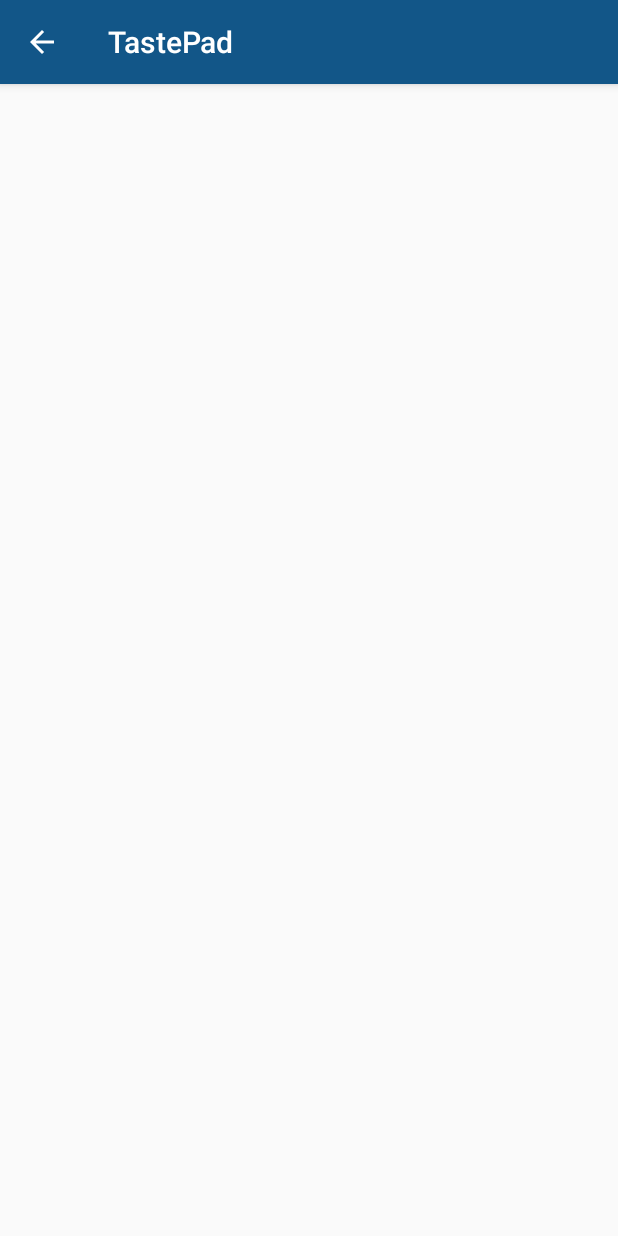
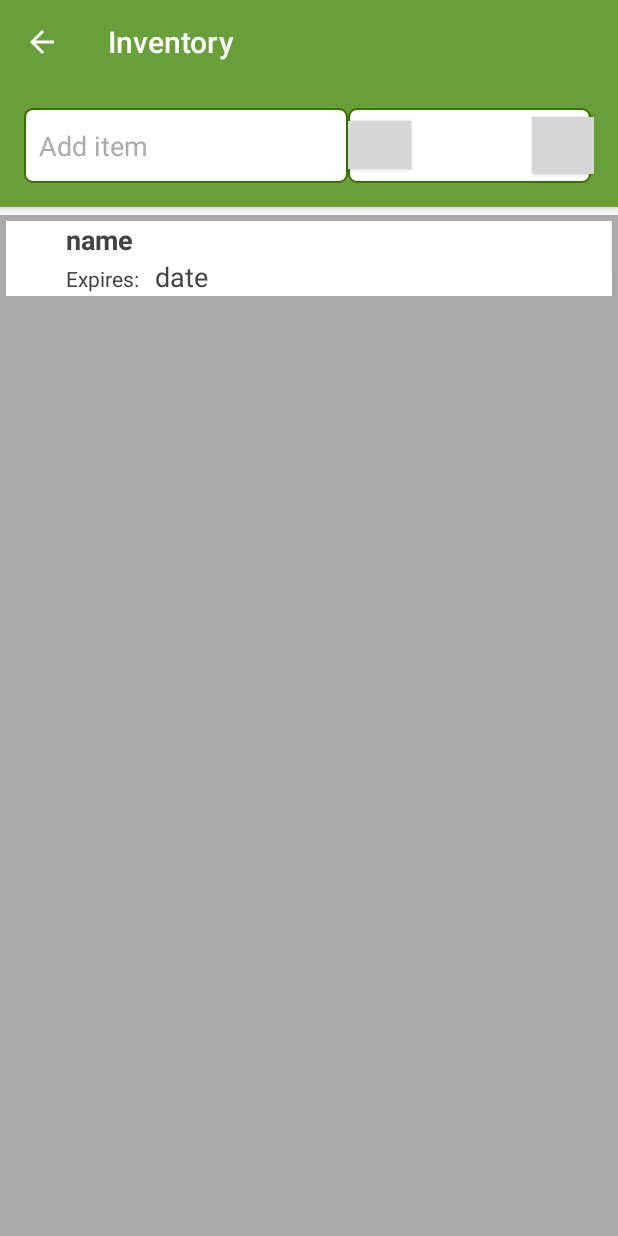
Before and after one commit to wilrus17/easyChef, an Android app: the MyFridge screen opened directly, with no data from a screen before it, on a phone screen of 412 x 824 dp. Run offline under Robolectric (Android 15) with nearby library versions, the phone set to English and light mode, and no system bars; grey boxes are pictures that could not be loaded.

Commit message:
add items to fridge

```diff
--- a/app/src/main/java/tastepad/app/MainActivity.java
+++ b/app/src/main/java/tastepad/app/MainActivity.java
@@ -17,12 +17,12 @@ public class MainActivity extends AppCompatActivity implements View.OnClickListe
         fridgeCard = (CardView) findViewById(R.id.fridge_card);
         recipesCard = (CardView) findViewById(R.id.recipes_card);
         shoppingCard = (CardView) findViewById(R.id.shopping_card);
-        exploreCard = (CardView) findViewById(R.id.explore_card);
+
         //Add Click Listener to cards
         fridgeCard.setOnClickListener(this);
         recipesCard.setOnClickListener(this);
         shoppingCard.setOnClickListener(this);
-        exploreCard.setOnClickListener(this);
+
         }
 
     @Override
@@ -32,7 +32,7 @@ public class MainActivity extends AppCompatActivity implements View.OnClickListe
             case R.id.fridge_card : i = new Intent(this,MyFridge.class);startActivity(i); break;
             case R.id.recipes_card : i = new Intent(this,MyRecipes.class);startActivity(i); break;
             case R.id.shopping_card : i = new Intent(this,ShoppingList.class);startActivity(i); break;
-            case R.id.explore_card : i = new Intent(this,RecipeActivity.class);startActivity(i); break;
+
             default:break ;
 
 
--- a/app/src/main/java/tastepad/app/MyFridge.java
+++ b/app/src/main/java/tastepad/app/MyFridge.java
@@ -1,36 +1,116 @@
 package tastepad.app;
 
+import android.app.DatePickerDialog;
+import android.support.v4.app.DialogFragment;
 import android.support.v7.app.AppCompatActivity;
 import android.os.Bundle;
 import android.support.v7.widget.GridLayoutManager;
+import android.support.v7.widget.LinearLayoutManager;
 import android.support.v7.widget.RecyclerView;
 import android.support.v7.widget.Toolbar;
 import android.view.Menu;
 import android.view.MenuItem;
+import android.view.View;
+import android.widget.Button;
+import android.widget.DatePicker;
+import android.widget.EditText;
+import android.widget.LinearLayout;
+import android.widget.TextView;
 
+import org.w3c.dom.Text;
+
+import java.text.DateFormat;
 import java.util.ArrayList;
+import java.util.Calendar;
 import java.util.List;
 
-public class MyFridge extends AppCompatActivity {
+public class MyFridge extends AppCompatActivity implements DatePickerDialog.OnDateSetListener{
 
+    private ArrayList<fridgeItem> mFridgeList;
+    private RecyclerView mRecyclerView;
+    private RecyclerView.Adapter mAdapter;
+    private RecyclerView.LayoutManager mLayoutManager;
 
-    @Override
     protected void onCreate(Bundle savedInstanceState) {
         super.onCreate(savedInstanceState);
         setContentView(R.layout.activity_my_fridge);
 
+        createFridgeList();
+        buildRecyclerView();
+
+        final EditText itemName = (EditText) findViewById(R.id.newItem);
+        final TextView itemDate = (TextView) findViewById(R.id.dateText);
+
         // toolbar
-        Toolbar toolbar = (Toolbar) findViewById(R.id.toolbar);
+        Toolbar toolbar = (Toolbar) findViewById(R.id.toolbar3);
         setSupportActionBar(toolbar);
-        // toolbar back arrow
+
         if (getSupportActionBar() != null) {
+            getSupportActionBar().setTitle("Inventory");
             getSupportActionBar().setDisplayHomeAsUpEnabled(true);
             getSupportActionBar().setDisplayShowHomeEnabled(true);
         }
 
+        // set use by date with calendar
+        Button dateButton = (Button) findViewById(R.id.dateButton);
+        dateButton.setOnClickListener(new View.OnClickListener() {
+            @Override
+            public void onClick(View v) {
+                DialogFragment datepicker = new DatePickerFragment();
+                datepicker.show(getSupportFragmentManager(), "date picker");
+            }
+        });
+
+        // add item
+        Button addItemButton = (Button) findViewById(R.id.newItemFridge);
+        addItemButton.setOnClickListener(new View.OnClickListener(){
+
+            @Override
+            public void onClick(View v) {
+                String item = itemName.getText().toString();
+                String date = itemDate.getText().toString();
+                insertItem(item, date);
+            }
+        });
     }
 
+    public void createFridgeList() {
+        mFridgeList = new ArrayList<>();
+        mFridgeList.add(new fridgeItem("name","date"));
+    }
 
+    public void buildRecyclerView(){
+        mRecyclerView = findViewById(R.id.inventory_View);
+        mRecyclerView.setHasFixedSize(true);
+        mLayoutManager = new LinearLayoutManager(this);
+        mAdapter = new RecyclerFridgeAdapter(mFridgeList);
+
+        mRecyclerView.setLayoutManager(mLayoutManager);
+        mRecyclerView.setAdapter(mAdapter);
+    }
+
+    // add item to inventory list
+    public void insertItem(String name, String date) {
+        mFridgeList.add(new fridgeItem(name, date));
+        mAdapter.notifyDataSetChanged();
+    }
+    // remove item from inventory list
+    public void removeItem(int position){
+        mFridgeList.remove(position);
+        mAdapter.notifyItemRemoved(position);
+    }
+
+    @Override
+    public void onDateSet(DatePicker view, int year, int month, int dayOfMonth) {
+        Calendar c = Calendar.getInstance();
+        c.set(Calendar.YEAR, year);
+        c.set(Calendar.MONTH, month);
+        c.set(Calendar.DAY_OF_MONTH, dayOfMonth);
+        String currentDateString = DateFormat.getDateInstance().format(c.getTime());
+
+        TextView textView = (TextView) findViewById(R.id.dateText);
+        textView.setText(currentDateString);
+    }
 
     @Override
     public boolean onSupportNavigateUp() {
--- a/app/src/main/java/tastepad/app/MyRecipes.java
+++ b/app/src/main/java/tastepad/app/MyRecipes.java
@@ -80,9 +80,6 @@ public class MyRecipes extends AppCompatActivity {
                 filter(s.toString());
             }
         });
-
-
-
 
     }
 
--- /dev/null
+++ b/app/src/main/java/tastepad/app/RecyclerFridgeAdapter.java
@@ -0,0 +1,65 @@
+package tastepad.app;
+
+import android.content.Context;
+import android.support.annotation.NonNull;
+import android.support.v7.widget.RecyclerView;
+import android.view.LayoutInflater;
+import android.view.View;
+import android.view.ViewGroup;
+import android.widget.TextView;
+
+import org.w3c.dom.Text;
+
+import java.util.ArrayList;
+import java.util.List;
+
+public class RecyclerFridgeAdapter extends RecyclerView.Adapter<RecyclerFridgeAdapter.MyViewHolder> {
+    private ArrayList<fridgeItem> mFridgeList;
+
+    public static class MyViewHolder extends RecyclerView.ViewHolder {
+
+        private TextView tv_name;
+        private TextView tv_date;
+
+        public MyViewHolder(View itemView) {
+            super(itemView);
+            tv_name = (TextView) itemView.findViewById(R.id.inventoryItemName);
+            tv_date = (TextView) itemView.findViewById(R.id.inventoryItemDate);
+        }
+    }
+
+
+
+
+    public RecyclerFridgeAdapter(ArrayList<fridgeItem> fridgeList) {
+        mFridgeList = fridgeList;
+
+        }
+
+    @NonNull
+    @Override
+    public MyViewHolder onCreateViewHolder(@NonNull ViewGroup parent, int viewType) {
+
+        View v;
+        v = LayoutInflater.from(parent.getContext()).inflate(R.layout.item_inventory,parent,false);
+        MyViewHolder vHolder = new MyViewHolder(v);
+        return vHolder;
+    }
+
+    @Override
+    public void onBindViewHolder(@NonNull MyViewHolder holder, int position) {
+
+        holder.tv_name.setText(mFridgeList.get(position).getName());
+        holder.tv_date.setText(mFridgeList.get(position).getDate());
+
+    }
+
+    @Override
+    public int getItemCount() {
+        return mFridgeList.size();
+    }
+
+
+
+
+}
--- /dev/null
+++ b/app/src/main/java/tastepad/app/fridgeItem.java
@@ -0,0 +1,34 @@
+package tastepad.app;
+
+public class fridgeItem {
+
+    private String Name;
+    private String Date;
+
+    public fridgeItem() {
+    }
+
+    public fridgeItem(String name, String date) {
+        Name = name;
+        Date = date;
+    }
+
+
+    // getters
+    public String getName() {
+        return Name;
+    }
+
+    public String getDate() {
+        return Date;
+    }
+
+    // setters
+    public void setName(String name) {
+        Name = name;
+    }
+
+    public void setDate(String date) {
+        Date = date;
+    }
+}
--- a/app/src/main/res/drawable/edittextbackground.xml
+++ b/app/src/main/res/drawable/edittextbackground.xml
@@ -1,7 +1,7 @@
 <?xml version="1.0" encoding="utf-8"?>
 <shape xmlns:android="http://schemas.android.com/apk/res/android" android:shape="rectangle">
 
-    <stroke android:color="@color/borderColor" android:width="2dp"></stroke>
-    <corners android:radius="5dp"></corners>
+<stroke android:color="@color/borderColor" android:width="2dp"></stroke>
+<corners android:radius="5dp"></corners>
 
 </shape>
--- a/app/src/main/res/layout/activity_my_fridge.xml
+++ b/app/src/main/res/layout/activity_my_fridge.xml
@@ -1,18 +1,96 @@
 <?xml version="1.0" encoding="utf-8"?>
-<android.support.constraint.ConstraintLayout
-    xmlns:android="http://schemas.android.com/apk/res/android"
-    xmlns:app="http://schemas.android.com/apk/res-auto"
-    xmlns:tools="http://schemas.android.com/tools"
+<LinearLayout xmlns:android="http://schemas.android.com/apk/res/android"
     android:layout_width="match_parent"
     android:layout_height="match_parent"
-    tools:context="tastepad.app.MyFridge">
+    xmlns:app="http://schemas.android.com/apk/res-auto"
+    android:orientation="vertical">
 
-    <include
-        android:id="@+id/toolbar"
-        layout="@layout/toolbar" />
+    <android.support.design.widget.AppBarLayout
+        android:layout_width="match_parent"
+        android:layout_height="wrap_content"
+        android:theme="@style/ThemeOverlay.AppCompat.Dark">
+
+        <android.support.v7.widget.Toolbar
+            android:id="@+id/toolbar3"
+            android:layout_width="match_parent"
+            android:layout_height="?attr/actionBarSize"
+            android:background="@color/colorPrimary"
+            app:layout_scrollFlags="scroll|enterAlways"
+            app:popupTheme="@style/ThemeOverlay.AppCompat.Light"
+            app:theme="@style/ThemeOverlay.AppCompat.Dark.ActionBar" />
+
+        <RelativeLayout
+            android:id="@+id/search_layout"
+            android:layout_width="match_parent"
+            android:layout_height="wrap_content"
+            android:layout_below="@+id/toolbar"
+            android:background="@color/colorPrimary"
+            android:padding="@dimen/activity_horizontal_margin">
+
+            <EditText
+                android:id="@+id/newItem"
+                android:layout_width="216dp"
+                android:layout_height="50dp"
+                android:layout_alignParentStart="true"
+                android:layout_centerVertical="true"
+                android:background="@drawable/shopping_edittext"
+                android:drawablePadding="22dp"
+                android:gravity="left|center"
+                android:hint="Add item"
+                android:imeOptions="actionDone"
+                android:padding="10dp"
+                android:singleLine="true"
+                android:textColorHint="@android:color/darker_gray"
+                android:textColor="@color/textColor"/>
+
+            <Button
+                android:id="@+id/dateButton"
+                android:layout_width="42dp"
+                android:layout_height="32dp"
+                android:layout_centerVertical="true"
+                android:layout_toEndOf="@+id/newItem"
+                android:background="@drawable/daterange" />
+
+
+            <Button
+                android:id="@+id/newItemFridge"
+                android:layout_width="41dp"
+                android:layout_height="38dp"
+                android:layout_alignParentEnd="true"
+                android:layout_centerVertical="true"
+                android:background="@drawable/plus_icon" />
+
+            <TextView
+                android:layout_width="162dp"
+                android:layout_height="50dp"
+                android:layout_centerVertical="true"
+                android:layout_toEndOf="@+id/newItem"
+                android:background="@drawable/shopping_edittext"  />
+
+            <TextView
+                android:hint="set date"
+                android:id="@+id/dateText"
+                android:layout_width="77dp"
+                android:layout_height="36dp"
+                android:layout_centerVertical="true"
+                android:layout_toStartOf="@+id/newItemFridge"
+                android:textColor="@color/textColor"
+                android:textSize="16sp" />
+
+
+
+        </RelativeLayout>
+
+    </android.support.design.widget.AppBarLayout>
 
     <android.support.v7.widget.RecyclerView
+        android:id="@+id/inventory_View"
         android:layout_width="match_parent"
-        android:layout_height="match_parent"></android.support.v7.widget.RecyclerView>
+        android:layout_height="match_parent"
+        android:layout_marginTop="5dp"
+        android:background="@android:color/darker_gray"
+        android:padding="4dp"
+        android:scrollbars="vertical" />
 
-</android.support.constraint.ConstraintLayout>
+
+</LinearLayout>
--- a/app/src/main/res/layout/activity_my_recipes.xml
+++ b/app/src/main/res/layout/activity_my_recipes.xml
@@ -46,6 +46,7 @@
         android:padding="@dimen/activity_horizontal_margin">
 
         <EditText
+            android:textColor="@color/textColor"
             android:imeOptions="actionDone"
             android:singleLine="true"
             android:id="@+id/searchbar"
--- a/app/src/main/res/layout/activity_shopping_list.xml
+++ b/app/src/main/res/layout/activity_shopping_list.xml
@@ -28,6 +28,7 @@
             android:padding="@dimen/activity_horizontal_margin">
 
             <EditText
+                android:textColor="@color/textColor"
                 android:imeOptions="actionDone"
                 android:singleLine="true"
                 android:id="@+id/newItem"
--- a/app/src/main/res/layout/instructions_fragment.xml
+++ b/app/src/main/res/layout/instructions_fragment.xml
@@ -13,7 +13,7 @@
         android:id="@+id/instructionsContainer"
         android:layout_width="match_parent"
         android:layout_height="wrap_content"
-        android:text="HELLO"
+        android:text="instructions here"
         android:textSize="30sp"
         android:textStyle="bold"
         android:gravity="top"
--- /dev/null
+++ b/app/src/main/res/layout/item_inventory.xml
@@ -0,0 +1,54 @@
+<?xml version="1.0" encoding="utf-8"?>
+<LinearLayout xmlns:android="http://schemas.android.com/apk/res/android"
+    android:layout_width="match_parent"
+    android:layout_height="50dp"
+    android:orientation="horizontal"
+    android:background="@color/cardview_light_background"
+    android:layout_marginBottom="4dp">
+
+
+    <LinearLayout
+        android:layout_width="match_parent"
+        android:layout_height="wrap_content"
+        android:orientation="vertical"
+        android:layout_marginLeft="20dp">
+
+
+        <TextView
+            android:id="@+id/inventoryItemName"
+            android:layout_width="167dp"
+            android:layout_height="match_parent"
+            android:gravity="center_vertical"
+            android:layout_marginLeft="20dp"
+            android:text="Item Name"
+            android:textSize="18sp"
+            android:textStyle="bold" />
+
+        <LinearLayout
+            android:layout_width="wrap_content"
+            android:layout_height="wrap_content"
+            android:orientation="horizontal"
+            android:layout_marginLeft="20dp">
+
+            <TextView
+                android:layout_width="59dp"
+                android:layout_height="wrap_content"
+                android:text="Expires:" />
+
+            <TextView
+                android:id="@+id/inventoryItemDate"
+                android:layout_width="109dp"
+                android:layout_height="wrap_content"
+                android:layout_marginLeft="0dp"
+                android:text="Item Date"
+                android:textSize="18sp" />
+        </LinearLayout>
+
+    </LinearLayout>
+
+    <Button
+        android:layout_width="35dp"
+        android:layout_height="34dp"
+        android:background="@drawable/clear_icon" />
+
+</LinearLayout>
--- a/app/src/main/res/values/colors.xml
+++ b/app/src/main/res/values/colors.xml
@@ -1,17 +1,18 @@
 <?xml version="1.0" encoding="utf-8"?>
 <resources>
-    <color name="colorPrimary">#125688</color>
-    <color name="colorPrimaryDark">#125688</color>
-    <color name="tabtextcolor">#fff</color>
+    <color name="colorPrimary">#689f38</color>
+    <color name="colorPrimaryDark">#387002</color>
+    <color name="tabtextcolor">#424242</color>
     <color name="windowBackground">#FFFFFF</color>
     <color name="navigationBarColor">#000000</color>
-    <color name="colorAccent">#c8e8ff</color>
+    <color name="colorAccent">#424242</color>
     <color name="tabindicatorcolor">#2d2d2d</color>
-    <color name="borderColor">#0288D1</color>
+    <color name="borderColor">#424242</color>
+    <color name="textColor">#424242</color>
     <!--Indigo 500-->
-    <color name="primary_500">#3F51B5</color>
+    <color name="primary_500">#66BB6A</color>
     <!--Indigo 700-->
-    <color name="primary_700">#303F9F</color>
+    <color name="primary_700">#2E7D32</color>
     <color name="white">#FFFFFF</color>
     <color name="yellow">#FFFF00</color>
     <color name="fuchsia">#FF00FF</color>
--- a/app/src/main/res/values/styles.xml
+++ b/app/src/main/res/values/styles.xml
@@ -4,12 +4,13 @@
 
     </style>
 
-    <style name="MyMaterialTheme.Base" parent="Theme.AppCompat.Light.DarkActionBar">
+    <style name="MyMaterialTheme.Base" parent="Theme.AppCompat.Light.NoActionBar">
         <item name="windowNoTitle">true</item>
         <item name="windowActionBar">false</item>
         <item name="colorPrimary">@color/colorPrimary</item>
         <item name="colorPrimaryDark">@color/colorPrimaryDark</item>
         <item name="colorAccent">@color/colorAccent</item>
+        <item name="android:textColor">#424242</item>
     </style>
 
 </resources>
```
Also changed, not shown: app/build.gradle (+13 -12 lines), app/src/main/java/tastepad/app/DatePickerFragment.java (added, +23 -0 lines), app/src/main/res/layout/activity_main.xml (+61 -109 lines), app/src/main/res/layout/activity_recipe_screen.xml (+4 -3 lines), 1 other file.
